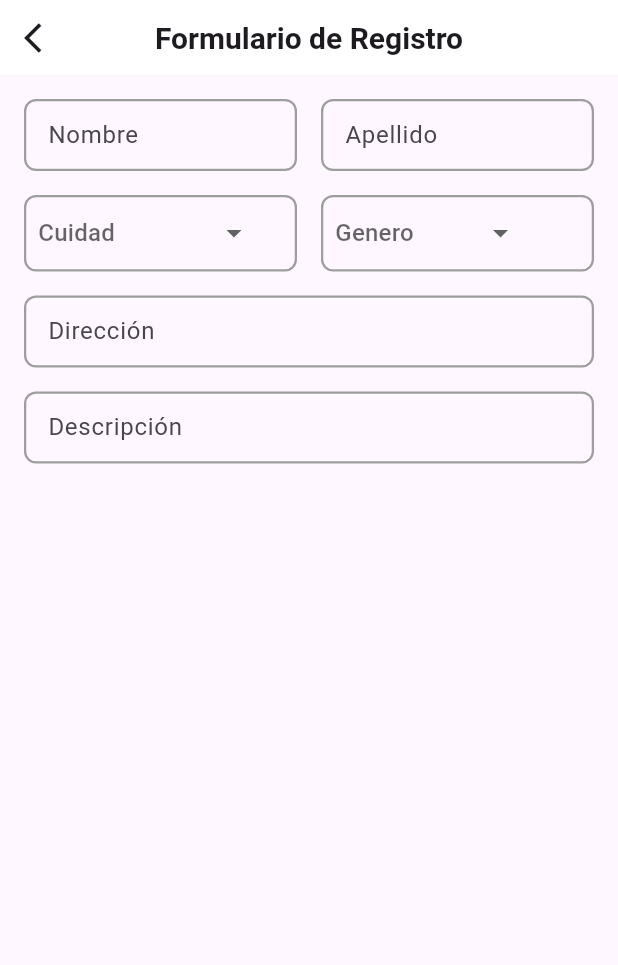
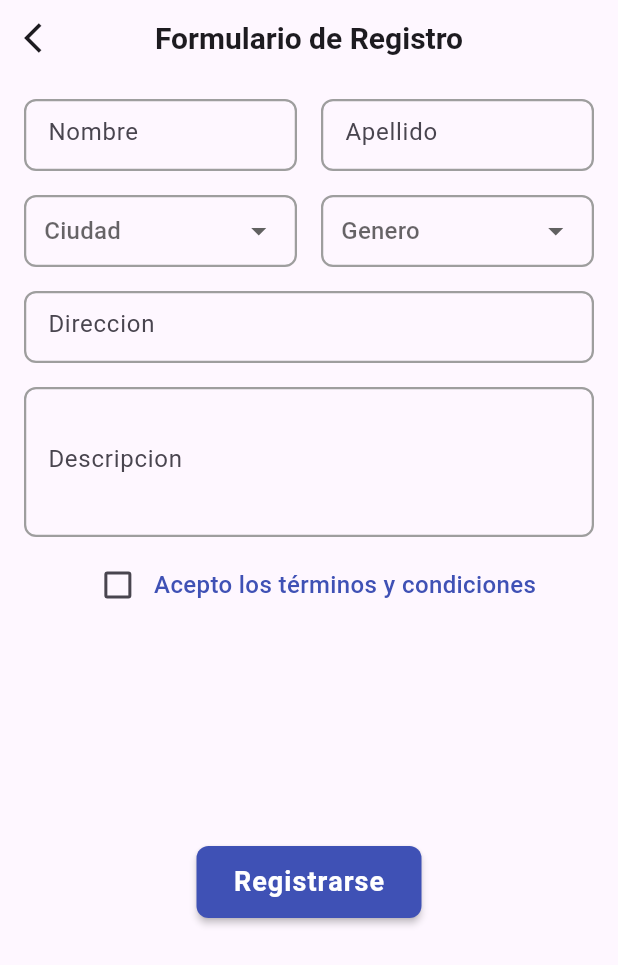
Before and after one commit to Francisco-V98/screens_excercise, a Flutter app: the screen it shows after launch, on a phone screen of 412 x 824 dp. Shown: the top 965 px of the screen. Run offline on Flutter 3.47's test engine with Material 3 defaults, Android fonts, the phone set to English and light mode, and no system bars.

Commit message:
ajust form and repair issues, organizate widget form and clean code

```diff
--- /dev/null
+++ b/lib/prueba.dart
@@ -0,0 +1,167 @@
+import 'package:flutter/material.dart';
+import 'package:screens_excercise/widgets/general/widgets.dart';
+
+class FormRegisterScreen extends StatelessWidget {
+  const FormRegisterScreen({super.key});
+
+  @override
+  Widget build(BuildContext context) {
+    return const Scaffold(
+      appBar: AppBarNew(
+        title: 'Formulario de Registro',
+        leadingIcon: Icons.arrow_back_ios,
+      ),
+      // body: _Body(),
+    );
+  }
+}
+
+class _Body extends StatelessWidget {
+  const _Body();
+
+  @override
+  Widget build(BuildContext context) {
+    return Padding(
+      padding: const EdgeInsets.all(16),
+      child: Column(
+        children: [
+          const Row(
+            children: [
+              TextFieldFormPractice(hint: 'Nombre'),
+              SizedBox(width: 16),
+              TextFieldFormPractice(hint: 'Apellido'),
+            ],
+          ),
+          const SizedBox(height: 16),
+          Row(
+            children: [
+              DropdownFormPractice(hint: 'Cuidad', listDropdown: cities),
+              const SizedBox(width: 16),
+              DropdownFormPractice(hint: 'Genero', listDropdown: genders),
+            ],
+          ),
+          const SizedBox(height: 16),
+          const SizedBox( height: 48, child: TextFieldFormPractice(hint: 'Dirección')),
+          const SizedBox(height: 16),
+          const Row(children: [TextFieldFormPractice(hint: 'Descripción')]),
+        ],
+      ),
+    );
+  }
+}
+
+List<String> cities = [
+  'Caracas',
+  'Maracaibo',
+  'Valencia',
+  'Barquisimeto',
+  'Maracay',
+  'Ciudad Guayana',
+  'Barcelona',
+  'Maturín',
+  'San Cristóbal',
+  'Cumaná',
+];
+
+List<String> genders = [
+  'Masculino',
+  'Femenino',
+  'No binario',
+  'Género fluido',
+  'Agénero',
+  'Bigénero',
+  'Pangénero',
+  'Transexual',
+  'Cisgénero',
+  'Intersexual',
+  'Andrógino',
+  'Demiboy',
+  'Demigirl',
+  'Queer',
+];
+
+class DropdownFormPractice extends StatefulWidget {
+  final String hint;
+  final List<String> listDropdown;
+  const DropdownFormPractice({
+    super.key,
+    required this.hint,
+    required this.listDropdown,
+  });
+
+  @override
+  State<DropdownFormPractice> createState() => _DropdownFormPracticeState();
+}
+
+class _DropdownFormPracticeState extends State<DropdownFormPractice> {
+  String? dropdownValue;
+
+  @override
+  Widget build(BuildContext context) {
+    return Expanded(
+      child: Container(
+        padding: const EdgeInsets.only(left: 8),
+        decoration: BoxDecoration(
+          border: Border.all(width: 1.5, color: Colors.grey),
+          borderRadius: BorderRadius.circular(8),
+        ),
+        child: DropdownButton<String>(
+          borderRadius: const BorderRadius.all(Radius.circular(8)),
+          menuMaxHeight: 300,
+          underline: Container(
+            height: 0,
+          ),
+          hint: Text(widget.hint),
+          icon: const Icon(Icons.arrow_drop_down),
+          value: dropdownValue,
+          onChanged: (String? newValue) {
+            setState(() {
+              dropdownValue = newValue!;
+            });
+          },
+          items:
+              widget.listDropdown.map<DropdownMenuItem<String>>((String value) {
+            return DropdownMenuItem<String>(
+              value: value,
+              child: Text(value),
+            );
+          }).toList(),
+        ),
+      ),
+    );
+  }
+}
+
+class TextFieldFormPractice extends StatelessWidget {
+  final double? height;
+  final String hint;
+  const TextFieldFormPractice({
+    super.key,
+    required this.hint, this.height,
+  });
+
+  @override
+  Widget build(BuildContext context) {
+    return Expanded(
+      child: SizedBox(
+        height: height,
+        child: TextField(
+          maxLines: null,
+          expands: true,
+          decoration: InputDecoration(
+            focusedBorder: OutlineInputBorder(
+              borderSide: const BorderSide(color: Colors.indigo, width: 2),
+              borderRadius: BorderRadius.circular(8),
+            ),
+            enabledBorder: OutlineInputBorder(
+              borderSide: const BorderSide(color: Colors.grey, width: 1.5),
+              borderRadius: BorderRadius.circular(8),
+            ),
+            hintText: hint,
+            contentPadding: const EdgeInsets.only(left: 12, top: 12),
+          ),
+        ),
+      ),
+    );
+  }
+}
--- /dev/null
+++ b/lib/screens/form_register/data_resource/data_resources.dart
@@ -0,0 +1 @@
+export 'package:screens_excercise/screens/form_register/data_resource/lists_data.dart';
--- /dev/null
+++ b/lib/screens/form_register/data_resource/lists_data.dart
@@ -0,0 +1,29 @@
+List<String> cities = [
+  'Caracas',
+  'Maracaibo',
+  'Valencia',
+  'Barquisimeto',
+  'Maracay',
+  'Ciudad Guayana',
+  'Barcelona',
+  'Maturín',
+  'San Cristóbal',
+  'Cumaná',
+];
+
+List<String> genders = [
+  'Masculino',
+  'Femenino',
+  'No binario',
+  'Género fluido',
+  'Agénero',
+  'Bigénero',
+  'Pangénero',
+  'Transexual',
+  'Cisgénero',
+  'Intersexual',
+  'Andrógino',
+  'Demiboy',
+  'Demigirl',
+  'Queer',
+];
--- a/lib/screens/form_register/form_register_screen.dart
+++ b/lib/screens/form_register/form_register_screen.dart
@@ -1,5 +1,7 @@
 import 'package:flutter/material.dart';
+import 'package:screens_excercise/widgets/form_register_widgets/form_register_widgets.dart';
 import 'package:screens_excercise/widgets/general/widgets.dart';
+import 'package:screens_excercise/screens/form_register/data_resource/lists_data.dart';
 
 class FormRegisterScreen extends StatelessWidget {
   const FormRegisterScreen({super.key});
@@ -21,146 +23,80 @@ class _Body extends StatelessWidget {
 
   @override
   Widget build(BuildContext context) {
-    return Padding(
-      padding: const EdgeInsets.all(16),
-      child: Column(
-        children: [
-          const Row(
+    return SingleChildScrollView(
+      child: Padding(
+        padding: const EdgeInsets.all(16),
+        child: SizedBox(
+          child: Column(
             children: [
-              TextFieldFormPractice(hint: 'Nombre'),
-              SizedBox(width: 16),
-              TextFieldFormPractice(hint: 'Apellido'),
+              fullNameSection(),
+              const SizedBox(height: 16),
+              citiesAndGendersSection(),
+              const SizedBox(height: 16),
+              adressAndDescriptionSection(),
+              const SizedBox(height: 8),
+              checkbox(),
+              const SizedBox(height: 150),
+              const ButtonActionPrimary()
             ],
           ),
-          const SizedBox(height: 16),
-          Row(
-            children: [
-              DropdownFormPractice(hint: 'Cuidad', listDropdown: cities),
-              const SizedBox(width: 16),
-              DropdownFormPractice(hint: 'Genero', listDropdown: genders),
-            ],
-          ),
-          const SizedBox(height: 16),
-          const SizedBox( height: 48, child: TextFieldFormPractice(hint: 'Dirección')),
-          const SizedBox(height: 16),
-          const Row(children: [TextFieldFormPractice(hint: 'Descripción',height: 150,)]),
-        ],
-      ),
-    );
-  }
-}
-
-List<String> cities = [
-  'Caracas',
-  'Maracaibo',
-  'Valencia',
-  'Barquisimeto',
-  'Maracay',
-  'Ciudad Guayana',
-  'Barcelona',
-  'Maturín',
-  'San Cristóbal',
-  'Cumaná',
-];
-
-List<String> genders = [
-  'Masculino',
-  'Femenino',
-  'No binario',
-  'Género fluido',
-  'Agénero',
-  'Bigénero',
-  'Pangénero',
-  'Transexual',
-  'Cisgénero',
-  'Intersexual',
-  'Andrógino',
-  'Demiboy',
-  'Demigirl',
-  'Queer',
-];
-
-class DropdownFormPractice extends StatefulWidget {
-  final String hint;
-  final List<String> listDropdown;
-  const DropdownFormPractice({
-    super.key,
-    required this.hint,
-    required this.listDropdown,
-  });
-
-  @override
-  State<DropdownFormPractice> createState() => _DropdownFormPracticeState();
-}
-
-class _DropdownFormPracticeState extends State<DropdownFormPractice> {
-  String? dropdownValue;
-
-  @override
-  Widget build(BuildContext context) {
-    return Expanded(
-      child: Container(
-        padding: const EdgeInsets.only(left: 8),
-        decoration: BoxDecoration(
-          border: Border.all(width: 1.5, color: Colors.grey),
-          borderRadius: BorderRadius.circular(8),
-        ),
-        child: DropdownButton<String>(
-          borderRadius: const BorderRadius.all(Radius.circular(8)),
-          menuMaxHeight: 300,
-          underline: Container(
-            height: 0,
-          ),
-          hint: Text(widget.hint),
-          icon: const Icon(Icons.arrow_drop_down),
-          value: dropdownValue,
-          onChanged: (String? newValue) {
-            setState(() {
-              dropdownValue = newValue!;
-            });
-          },
-          items:
-              widget.listDropdown.map<DropdownMenuItem<String>>((String value) {
-            return DropdownMenuItem<String>(
-              value: value,
-              child: Text(value),
-            );
-          }).toList(),
         ),
       ),
     );
   }
-}
 
-class TextFieldFormPractice extends StatelessWidget {
-  final double? height;
-  final String hint;
-  const TextFieldFormPractice({
-    super.key,
-    required this.hint, this.height,
-  });
+  Row checkbox() {
+    return const Row(
+      mainAxisAlignment: MainAxisAlignment.center,
+      children: [
+        CheckboxDefault(),
+        SizedBox(height: 4),
+        Text(
+          'Acepto los términos y condiciones',
+          style: TextStyle(
+              fontSize: 16, fontWeight: FontWeight.w500, color: Colors.indigo),
+        )
+      ],
+    );
+  }
 
-  @override
-  Widget build(BuildContext context) {
-    return Expanded(
-      child: SizedBox(
-        height: height,
-        child: TextField(
-          decoration: InputDecoration(
-            focusedBorder: OutlineInputBorder(
-              borderSide: const BorderSide(color: Colors.indigo, width: 2),
-              borderRadius: BorderRadius.circular(8),
-            ),
-            enabledBorder: OutlineInputBorder(
-              borderSide: const BorderSide(color: Colors.grey, width: 1.5),
-              borderRadius: BorderRadius.circular(8),
-            ),
-            hintText: hint,
-            contentPadding: const EdgeInsets.only(left: 12),
+  Column adressAndDescriptionSection() {
+    return const Column(
+      children: [
+        TextfieldImput(hint: 'Direccion'),
+        SizedBox(height: 16),
+        TextfieldImput(hint: 'Descripcion', height: 100),
+      ],
+    );
+  }
+
+  Row citiesAndGendersSection() {
+    return Row(
+      children: [
+        Expanded(
+          child: DropdownDefault(
+            hint: 'Ciudad',
+            listDropdown: cities,
           ),
-          textAlignVertical: TextAlignVertical.top,
         ),
-      ),
+        const SizedBox(width: 16),
+        Expanded(
+          child: DropdownDefault(
+            hint: 'Genero',
+            listDropdown: genders,
+          ),
+        ),
+      ],
+    );
+  }
+
+  Row fullNameSection() {
+    return const Row(
+      children: [
+        Expanded(child: TextfieldImput(hint: 'Nombre')),
+        SizedBox(width: 16),
+        Expanded(child: TextfieldImput(hint: 'Apellido')),
+      ],
     );
   }
 }
--- /dev/null
+++ b/lib/widgets/form_register_widgets/buttons.dart
@@ -0,0 +1,30 @@
+import 'package:flutter/material.dart';
+
+class ButtonActionPrimary extends StatelessWidget {
+  const ButtonActionPrimary({
+    super.key,
+  });
+
+  @override
+  Widget build(BuildContext context) {
+    return SizedBox(
+      width: 150,
+      height: 48,
+      child: FloatingActionButton(
+        shape: RoundedRectangleBorder(borderRadius: BorderRadius.circular(8)),
+        backgroundColor: Colors.indigo,
+        elevation: 2,
+        onPressed: () {},
+        child: const Text(
+          'Registrarse',
+          style: TextStyle(
+            color: Colors.white,
+            fontSize: 18,
+            fontWeight: FontWeight.w700,
+            letterSpacing: 0.7,
+          ),
+        ),
+      ),
+    );
+  }
+}
--- /dev/null
+++ b/lib/widgets/form_register_widgets/checkboxs.dart
@@ -0,0 +1,26 @@
+import 'package:flutter/material.dart';
+
+class CheckboxDefault extends StatefulWidget {
+  const CheckboxDefault({
+    super.key,
+  });
+
+  @override
+  State<CheckboxDefault> createState() => _CheckboxDefaultState();
+}
+
+class _CheckboxDefaultState extends State<CheckboxDefault> {
+  bool _isChecked = false;
+  @override
+  Widget build(BuildContext context) {
+    return Checkbox(
+      activeColor: Colors.indigo,
+      value: _isChecked,
+      onChanged: (bool? value) {
+        setState(() {
+          _isChecked = value!;
+        });
+      },
+    );
+  }
+}
--- /dev/null
+++ b/lib/widgets/form_register_widgets/dropdowns.dart
@@ -0,0 +1,51 @@
+import 'package:flutter/material.dart';
+
+class DropdownDefault extends StatefulWidget {
+  final String hint;
+  final List<String> listDropdown;
+  const DropdownDefault({
+    super.key,
+    required this.hint,
+    required this.listDropdown,
+  });
+
+  @override
+  State<DropdownDefault> createState() => _DropdownDefaultState();
+}
+
+class _DropdownDefaultState extends State<DropdownDefault> {
+  String? dropdownValue;
+
+  @override
+  Widget build(BuildContext context) {
+    return Container(
+      height: 48,
+      padding: const EdgeInsets.symmetric(horizontal: 12),
+      decoration: BoxDecoration(
+        border: Border.all(width: 1.5, color: Colors.grey),
+        borderRadius: BorderRadius.circular(8),
+      ),
+      child: DropdownButton<String>(
+        borderRadius: const BorderRadius.all(Radius.circular(8)),
+        menuMaxHeight: 300,
+        underline: Container(height: 0),
+        hint: Text(widget.hint),
+        isExpanded: true,
+        icon: const Icon(Icons.arrow_drop_down),
+        value: dropdownValue,
+        onChanged: (String? newValue) {
+          setState(() {
+            dropdownValue = newValue!;
+          });
+        },
+        items:
+            widget.listDropdown.map<DropdownMenuItem<String>>((String value) {
+          return DropdownMenuItem<String>(
+            value: value,
+            child: Text(value),
+          );
+        }).toList(),
+      ),
+    );
+  }
+}
--- a/lib/widgets/form_register_widgets/form_register_widgets.dart
+++ b/lib/widgets/form_register_widgets/form_register_widgets.dart
@@ -0,0 +1,7 @@
+export 'package:screens_excercise/widgets/form_register_widgets/dropdowns.dart';
+
+export 'package:screens_excercise/widgets/form_register_widgets/textfields.dart';
+
+export 'package:screens_excercise/widgets/form_register_widgets/Checkboxs.dart';
+
+export 'package:screens_excercise/widgets/form_register_widgets/buttons.dart';
--- /dev/null
+++ b/lib/widgets/form_register_widgets/textfields.dart
@@ -0,0 +1,38 @@
+import 'package:flutter/material.dart';
+
+class TextfieldImput extends StatelessWidget {
+  final String hint;
+  final double height;
+
+  const TextfieldImput({
+    super.key,
+    required this.hint,
+    this.height = 48,
+  });
+
+  @override
+  Widget build(BuildContext context) {
+    return SizedBox(
+      height: height,
+      // color: Colors.red.withOpacity(0.3),
+      child: TextField(
+        expands: true,
+        maxLines: null,
+        decoration: InputDecoration(
+          focusedBorder: OutlineInputBorder(
+            borderSide: const BorderSide(color: Colors.indigo, width: 2),
+            borderRadius: BorderRadius.circular(8),
+          ),
+          enabledBorder: OutlineInputBorder(
+            borderSide: const BorderSide(color: Colors.grey, width: 1.5),
+            borderRadius: BorderRadius.circular(8),
+          ),
+          hintText: hint,
+          alignLabelWithHint: true,
+          contentPadding:
+              EdgeInsets.only(top: 12, left: 12, bottom: height - 30),
+        ),
+      ),
+    );
+  }
+}
--- a/lib/widgets/general/appbar.dart
+++ b/lib/widgets/general/appbar.dart
@@ -11,7 +11,7 @@ class AppBarNew extends StatelessWidget implements PreferredSizeWidget {
     required this.title,
     this.leadingIcon,
     this.actionIcon,
-    this.backgroundColor = Colors.white,
+    this.backgroundColor = Colors.transparent,
   });
 
   @override
```
